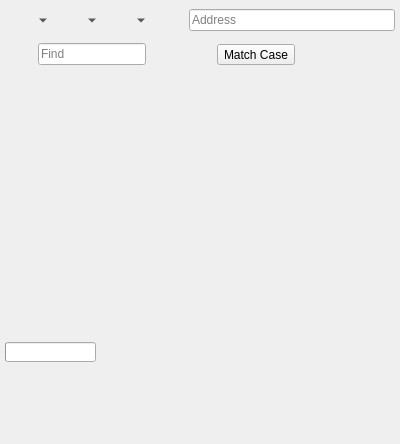
This is 2.x/UI/dooble_page.ui in textbrowser/dooble as Qt 5 draws it before an edit. The edited form follows.
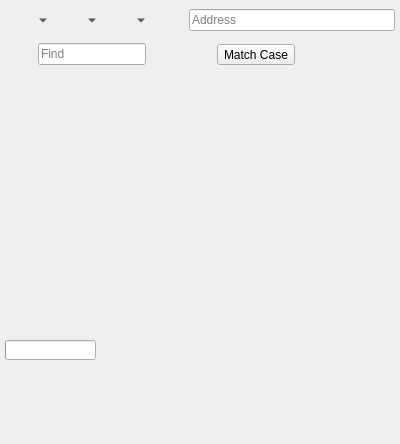
This is the edited form. Custom widgets are drawn as their Qt base class.

Commit message: Bottom margin.

```diff
--- a/2.x/UI/dooble_page.ui
+++ b/2.x/UI/dooble_page.ui
@@ -274,6 +274,9 @@
      <property name="rightMargin">
       <number>5</number>
      </property>
+     <property name="bottomMargin">
+      <number>5</number>
+     </property>
      <item>
       <widget class="QProgressBar" name="progress">
        <property name="sizePolicy">
```
